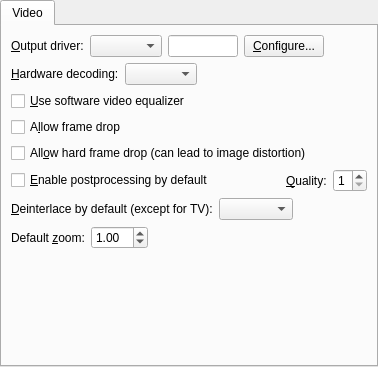
Qt form src/gui/pref/video.ui (wilbert2000/wzplayer) before a commit.
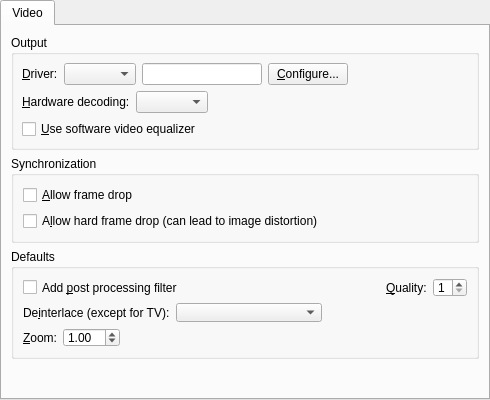
The same form after that commit.

Commit message: Added group boxes

Patch:
```diff
--- a/src/gui/pref/video.ui
+++ b/src/gui/pref/video.ui
@@ -6,10 +6,16 @@
    <rect>
     <x>0</x>
     <y>0</y>
-    <width>378</width>
-    <height>367</height>
+    <width>490</width>
+    <height>400</height>
    </rect>
   </property>
+  <property name="minimumSize">
+   <size>
+    <width>0</width>
+    <height>0</height>
+   </size>
+  </property>
   <layout class="QVBoxLayout">
    <property name="spacing">
     <number>0</number>
@@ -28,11 +34,26 @@
       </attribute>
       <layout class="QVBoxLayout">
        <item>
+        <widget class="QGroupBox" name="output_group">
+         <property name="minimumSize">
+          <size>
+           <width>0</width>
+           <height>0</height>
+          </size>
+         </property>
+         <property name="title">
+          <string>Output</string>
+         </property>
+         <layout class="QVBoxLayout" name="verticalLayout">
+          <property name="margin">
+           <number>8</number>
+          </property>
+          <item>
         <layout class="QHBoxLayout" name="vo_layout">
          <item>
           <widget class="QLabel" name="vo_label">
            <property name="text">
-            <string>&amp;Output driver:</string>
+               <string>&amp;Driver:</string>
            </property>
            <property name="wordWrap">
             <bool>false</bool>
@@ -117,20 +138,50 @@
          </property>
         </widget>
        </item>
+         </layout>
+        </widget>
+       </item>
+       <item>
+        <widget class="QGroupBox" name="synchronization">
+         <property name="minimumSize">
+          <size>
+           <width>0</width>
+           <height>0</height>
+          </size>
+         </property>
+         <property name="title">
+          <string>Synchronization</string>
+         </property>
+         <layout class="QVBoxLayout" name="verticalLayout_2">
        <item>
         <widget class="QCheckBox" name="framedrop_check">
          <property name="text">
-          <string>A&amp;llow frame drop</string>
+             <string>&amp;Allow frame drop</string>
          </property>
         </widget>
        </item>
        <item>
         <widget class="QCheckBox" name="hardframedrop_check">
          <property name="text">
-          <string>All&amp;ow hard frame drop (can lead to image distortion)</string>
+             <string>A&amp;llow hard frame drop (can lead to image distortion)</string>
          </property>
         </widget>
        </item>
+         </layout>
+        </widget>
+       </item>
+       <item>
+        <widget class="QGroupBox" name="defaults_group">
+         <property name="minimumSize">
+          <size>
+           <width>0</width>
+           <height>32</height>
+          </size>
+         </property>
+         <property name="title">
+          <string>Defaults</string>
+         </property>
+         <layout class="QVBoxLayout" name="verticalLayout_3">
        <item>
         <layout class="QHBoxLayout">
          <property name="spacing">
@@ -142,7 +193,7 @@
          <item>
           <widget class="QCheckBox" name="postprocessing_check">
            <property name="text">
-            <string>&amp;Enable postprocessing by default</string>
+               <string>Add &amp;post processing filter</string>
            </property>
           </widget>
          </item>
@@ -195,7 +246,7 @@
          <item>
           <widget class="QLabel" name="label_7">
            <property name="text">
-            <string>&amp;Deinterlace by default (except for TV):</string>
+               <string>De&amp;interlace (except for TV):</string>
            </property>
            <property name="buddy">
             <cstring>deinterlace_combo</cstring>
@@ -232,7 +283,7 @@
          <item>
           <widget class="QLabel" name="zoom_label">
            <property name="text">
-            <string>Default &amp;zoom:</string>
+               <string>&amp;Zoom:</string>
            </property>
            <property name="buddy">
             <cstring>zoom_spin</cstring>
@@ -269,6 +320,9 @@
           </spacer>
          </item>
         </layout>
+          </item>
+         </layout>
+        </widget>
        </item>
        <item>
         <spacer name="verticalSpacer">
```
Lines whose indentation alone changed are shown as unchanged.
